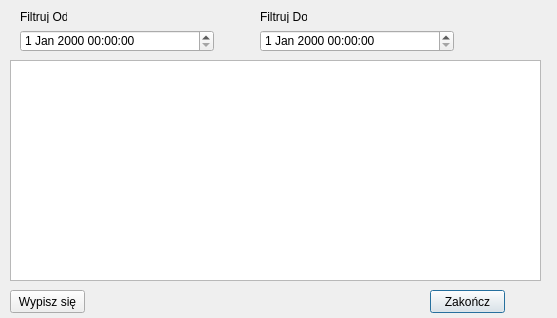
The window that show_events_dialog.ui (MichalKNR/FitMaster5000) describes before a commit, drawn with Qt 5.
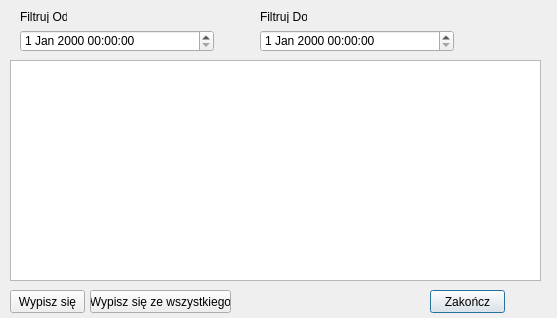
The same window after the commit.

Patch:
```diff
--- a/show_events_dialog.ui
+++ b/show_events_dialog.ui
@@ -95,6 +95,19 @@
     <string>Wypisz się</string>
    </property>
   </widget>
+  <widget class="QPushButton" name="pushButton">
+   <property name="geometry">
+    <rect>
+     <x>90</x>
+     <y>290</y>
+     <width>141</width>
+     <height>23</height>
+    </rect>
+   </property>
+   <property name="text">
+    <string>Wypisz się ze wszystkiego</string>
+   </property>
+  </widget>
   <zorder>exit_event_PB</zorder>
   <zorder>End_Dialog_PB</zorder>
   <zorder>EventsTable</zorder>
```
Left out of the diff: 1 changed line with no effect on the pictures.
